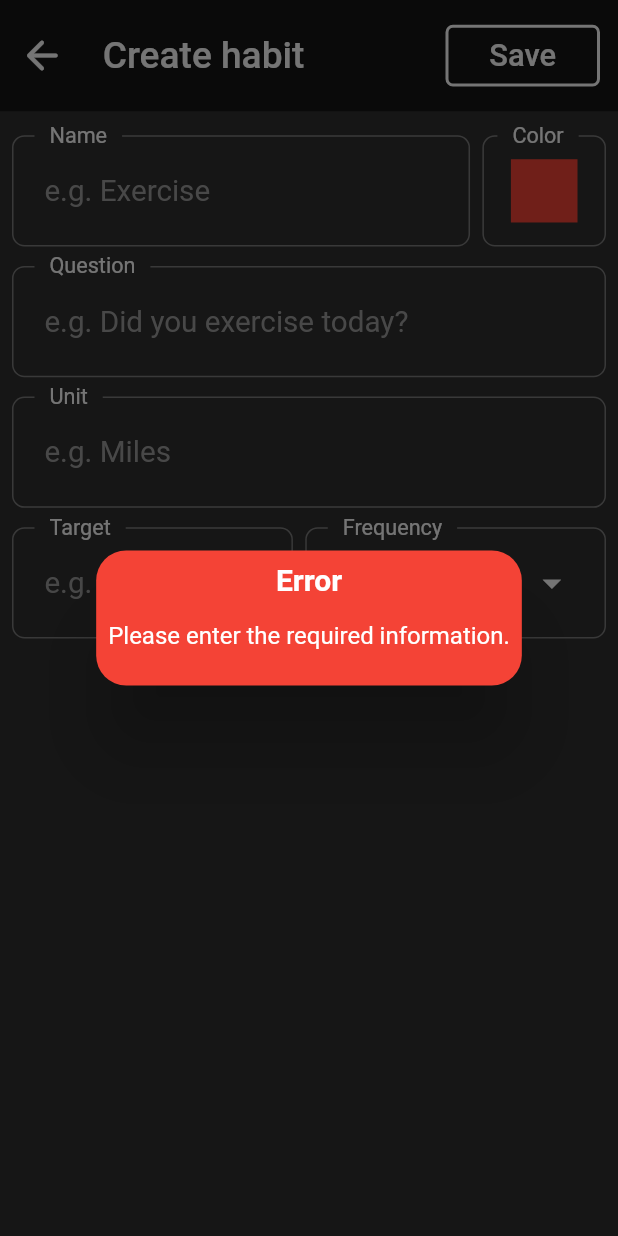
After one commit to Wenster007/habit_tracker_app, a Flutter app: the MeasurableScreen screen opened directly, after a tap on "Save", on a phone screen of 412 x 824 dp. The commit adds this screen. Run offline on Flutter 3.47's test engine with Material 2 defaults, Android fonts, the phone set to English and light mode, and no system bars; our stand-ins replace get, percent_indicator.

Commit message:
Made the adding screen for measurable habit.

```diff
--- a/lib/controller/habit_controller.dart
+++ b/lib/controller/habit_controller.dart
@@ -21,10 +21,6 @@ class HabitController extends GetxController{
     update();
   }
 
-  // Result? getResultOfDateInHabit(DateTime targetDateTime, Habit habit) {
-  //   return habitRepo.getResultOfDateInHabit(targetDateTime, habit);
-  // }
-
   double getWeeklyReport(DateTime currDate, Habit habit){
     return habitRepo.getWeeklyReport(currDate, habit);
   }
--- /dev/null
+++ b/lib/screens/measurable_screen.dart
@@ -0,0 +1,148 @@
+import 'package:flutter/material.dart';
+import 'package:get/get.dart';
+import 'package:habit_tracker/Utils/dimensions.dart';
+import 'package:habit_tracker/Utils/main_colors.dart';
+import 'package:habit_tracker/controller/habit_controller.dart';
+import 'package:habit_tracker/model/habit.dart';
+import 'package:habit_tracker/widgets/choose_color_field.dart';
+import 'package:habit_tracker/widgets/custom_dropdown.dart';
+import 'package:habit_tracker/widgets/custom_textfield.dart';
+import 'package:habit_tracker/widgets/yes_no_top_appbar.dart';
+
+class MeasurableScreen extends StatefulWidget {
+  const MeasurableScreen({Key? key}) : super(key: key);
+
+  @override
+  State<MeasurableScreen> createState() => _MeasurableScreenState();
+}
+
+class _MeasurableScreenState extends State<MeasurableScreen> {
+  final TextEditingController nameController = TextEditingController();
+  final TextEditingController questionController = TextEditingController();
+  final TextEditingController targetController = TextEditingController();
+  final TextEditingController unitController = TextEditingController();
+  Color selectedColor = Colors.red;
+  String frequency = "everyday";
+
+  final habitController = Get.find<HabitController>();
+
+  void onChangeColor(Color newColor) {
+    selectedColor = newColor;
+  }
+
+  void onChangeFrequency(String newFrequency) {
+    frequency = newFrequency;
+  }
+
+  void onClickSave() {
+    if (nameController.text != "" &&
+        questionController.text != "" &&
+        unitController.text != "" &&
+        targetController.text != "") {
+      habitController.createHabit(
+        Habit(
+          isMeasurable: true,
+          name: nameController.text,
+          color: selectedColor,
+          frequency: frequency,
+          question: questionController.text,
+          quantity: Quantity(
+            target: targetController.text,
+            unit: unitController.text,
+          ),
+        ),
+      );
+
+      habitController.updateNumberOfHabits();
+
+      Navigator.pop(context);
+    } else {
+      Get.defaultDialog(
+        title: "Error",
+        titleStyle:
+            const TextStyle(color: Colors.white, fontWeight: FontWeight.bold),
+        content: const Text("Please enter the required information.",
+            style: TextStyle(color: Colors.white)),
+        backgroundColor: Colors.red,
+      );
+    }
+  }
+
+  @override
+  Widget build(BuildContext context) {
+    return Scaffold(
+      backgroundColor: MainColors.lightBrown,
+      body: SafeArea(
+        child: Column(
+          children: [
+            TopAppbar(onClickSave: onClickSave),
+            Padding(
+              padding: const EdgeInsets.only(
+                left: 8.0,
+                right: 8.0,
+                top: 8,
+              ),
+              child: Column(
+                children: [
+                  Row(
+                    children: [
+                      Expanded(
+                        child: CustomTextField(
+                          textEditingController: nameController,
+                          nameOfTextField: "Name",
+                          hintText: "e.g. Exercise",
+                        ),
+                      ),
+                      SizedBox(
+                        width: Dimensions.width * 0.02,
+                      ),
+                      ChooseColorField(
+                          nameOfTextField: "Color",
+                          onChangeColor: onChangeColor),
+                    ],
+                  ),
+                  SizedBox(
+                    height: Dimensions.height * 0.006,
+                  ),
+                  CustomTextField(
+                      textEditingController: questionController,
+                      nameOfTextField: "Question",
+                      hintText: "e.g. Did you exercise today?"),
+                  SizedBox(
+                    height: Dimensions.height * 0.006,
+                  ),
+                  CustomTextField(
+                      textEditingController: unitController,
+                      nameOfTextField: "Unit",
+                      hintText: "e.g. Miles"),
+                  SizedBox(
+                    height: Dimensions.height * 0.006,
+                  ),
+                  Row(
+                    mainAxisSize: MainAxisSize.max,
+                    children: [
+                      SizedBox(
+                          width: Dimensions.width / 2.2,
+                          child: CustomTextField(
+                              textEditingController: targetController,
+                              nameOfTextField: "Target",
+                              hintText: "e.g. 15")),
+                      SizedBox(
+                        width: Dimensions.width * 0.02,
+                      ),
+                      Expanded(
+                        child: CustomDropDown(
+                            nameOfTextField: "Frequency",
+                            onChangeFrequency: onChangeFrequency),
+                      ),
+                    ],
+                  ),
+                ],
+              ),
+            ),
+          ],
+        ),
+      ),
+    );
+  }
+}
--- a/lib/widgets/TopHeaderIcons.dart
+++ b/lib/widgets/TopHeaderIcons.dart
@@ -27,7 +27,8 @@ class TopHeaderIcons extends StatelessWidget {
                     return const AddDialogueBox();
                   });
             }),
-        MyIcon(iconData: Icons.menu, onPressed: () {}),
+        MyIcon(iconData: Icons.menu, onPressed: () {
+        }),
         MyIcon(iconData: Icons.more_vert, onPressed: () {}),
       ],
     );
--- a/lib/widgets/add_dialog_box.dart
+++ b/lib/widgets/add_dialog_box.dart
@@ -1,4 +1,5 @@
 import 'package:flutter/material.dart';
+import 'package:habit_tracker/screens/measurable_screen.dart';
 import 'package:habit_tracker/screens/yes_no_adding_screen.dart';
 
 import '../Utils/dimensions.dart';
@@ -67,7 +68,13 @@ class AddDialogueBox extends StatelessWidget {
           SizedBox(
             height: Dimensions.height * 0.01,
           ),
-          Container(
+          GestureDetector(
+            onTap: () {
+              Navigator.pop(context);
+              Navigator.of(context).push(MaterialPageRoute(builder: (context) => MeasurableScreen(),));
+
+            },
+            child: Container(
               margin:
               EdgeInsets.symmetric(horizontal : Dimensions.height * 0.01),
               padding:
@@ -111,6 +118,7 @@ class AddDialogueBox extends StatelessWidget {
                 ],
               ),
             ),
+          ),
         ],
       ),
     ); // Your custom overlay content widget
--- a/lib/widgets/habit_tile.dart
+++ b/lib/widgets/habit_tile.dart
@@ -29,6 +29,9 @@ class HabitTile extends StatefulWidget {
 }
 
 class _HabitTileState extends State<HabitTile> {
+
+  //todo: change the habit tile for measurable habit and make it interactive.
+
   @override
   Widget build(BuildContext context) {
     return Container(
```
Lines whose indentation alone changed are shown as unchanged.
